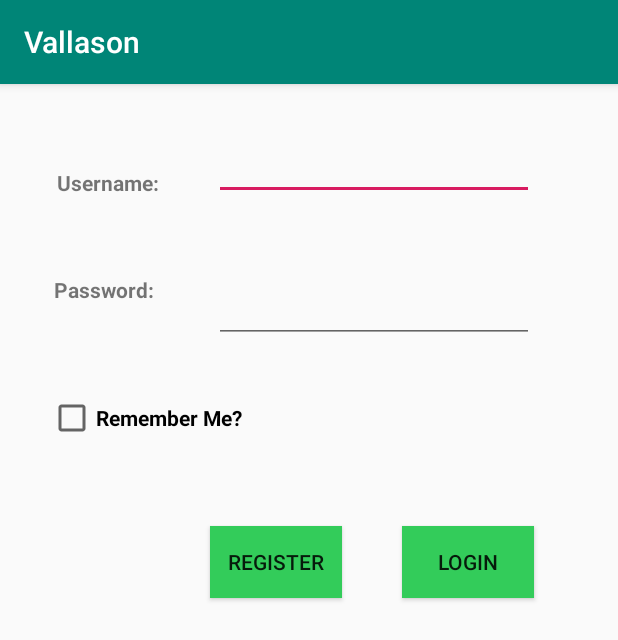
After one commit to isilbolatbas/NavigationDrawer, an Android app: the fragment LoginFragment shown on its own in the app's theme, on a phone screen of 412 x 824 dp. The commit adds this screen. Shown: the top 640 px of the screen. Run offline under Robolectric (Android 15) with nearby library versions, the phone set to English and light mode, and no system bars.

Commit message:
login and register with fragment transaction

```diff
--- a/app/build.gradle
+++ b/app/build.gradle
@@ -33,5 +33,11 @@ android {
         androidTestImplementation 'androidx.test.espresso:espresso-core:3.2.0'
         implementation 'androidx.room:room-runtime:2.1.0'
         annotationProcessor 'androidx.room:room-compiler:2.1.0'
-       }
+    }
 }
+
+dependencies {
+    implementation 'androidx.legacy:legacy-support-v4:+'
+    implementation 'androidx.appcompat:appcompat:1.0.2'
+    implementation 'androidx.constraintlayout:constraintlayout:1.1.3'
+}
--- a/app/src/main/AndroidManifest.xml
+++ b/app/src/main/AndroidManifest.xml
@@ -5,14 +5,16 @@
     <uses-permission android:name="android.permission.ACCESS_FINE_LOCATION" />
 
     <application
+        android:name=".MyApp"
         android:allowBackup="true"
         android:icon="@mipmap/ic_launcher"
         android:label="@string/app_name"
         android:roundIcon="@mipmap/ic_launcher_round"
         android:supportsRtl="true"
-        android:theme="@style/AppTheme"
-        android:name=".MyApp">
-
+        android:theme="@style/AppTheme">
+        <activity android:name=".MainActivity"
+            android:label="@string/app_name"
+            android:theme="@style/AppTheme.NoActionBar"></activity>
         <!--
              The API key for Google Maps-based APIs is defined as a string resource.
              (See the file "res/values/google_maps_api.xml").
@@ -26,7 +28,7 @@
             android:value="@string/google_maps_key" />
 
         <activity
-            android:name=".MainActivity"
+            android:name=".LoginRegisterActivity"
             android:label="@string/app_name"
             android:theme="@style/AppTheme.NoActionBar">
             <intent-filter>
--- a/app/src/main/java/com/example/vallason/Location.java
+++ b/app/src/main/java/com/example/vallason/Location.java
@@ -7,7 +7,7 @@ import androidx.room.PrimaryKey;
 
 public class Location {
 
-    @PrimaryKey(autoGenerate = true)
+
     @ColumnInfo(name= "lng")
     private double lng;
     @ColumnInfo(name= "lat")
--- /dev/null
+++ b/app/src/main/java/com/example/vallason/LoginFragment.java
@@ -0,0 +1,67 @@
+package com.example.vallason;
+
+
+import android.content.Intent;
+import android.os.Bundle;
+
+import androidx.fragment.app.Fragment;
+import androidx.fragment.app.FragmentManager;
+import androidx.fragment.app.FragmentTransaction;
+
+import android.view.LayoutInflater;
+import android.view.View;
+import android.view.ViewGroup;
+import android.widget.Button;
+
+
+/**
+ * A simple {@link Fragment} subclass.
+ */
+public class LoginFragment extends Fragment {
+
+
+    public LoginFragment() {
+        // Required empty public constructor
+    }
+
+
+    @Override
+    public View onCreateView(LayoutInflater inflater, ViewGroup container,
+                             Bundle savedInstanceState) {
+
+        View v = inflater.inflate(R.layout.fragment_login, container, false);
+
+        Button login = v.findViewById(R.id.logButton);
+        Button register = v.findViewById(R.id.registerButton);
+
+
+
+
+        login.setOnClickListener(new View.OnClickListener() {
+            @Override
+            public void onClick(View view) {
+                Intent intent = new Intent(getActivity(), MainActivity.class);
+                startActivity(intent);
+            }
+        });
+
+
+        register.setOnClickListener(new View.OnClickListener() {
+            @Override
+            public void onClick(View view) {
+
+                FragmentManager manager= getFragmentManager();
+                FragmentTransaction fragmentTransaction = manager.beginTransaction();
+                fragmentTransaction.replace(R.id.linearLogin , new RegisterFragment()).commit();
+
+
+            }
+        });
+
+
+        return v;
+
+
+    }
+
+}
--- a/app/src/main/java/com/example/vallason/MainActivity.java
+++ b/app/src/main/java/com/example/vallason/MainActivity.java
@@ -1,5 +1,6 @@
 package com.example.vallason;
 
+import android.content.Intent;
 import android.os.Bundle;
 import androidx.core.view.GravityCompat;
 import androidx.appcompat.app.ActionBarDrawerToggle;
@@ -105,6 +106,8 @@ public class MainActivity extends AppCompatActivity implements NavigationView.On
         FragmentManager manager = getSupportFragmentManager();
         manager.beginTransaction().replace(R.id.mainLayout, mapFragment).commit();
 
+
+
     }
 
     @Override
--- a/app/src/main/res/layout/activity_main.xml
+++ b/app/src/main/res/layout/activity_main.xml
@@ -6,7 +6,8 @@
     android:layout_width="match_parent"
     android:layout_height="match_parent"
     android:fitsSystemWindows="true"
-    tools:openDrawer="start">
+    tools:openDrawer="start"
+    >
 
     <include
         layout="@layout/app_bar_main"
--- a/app/src/main/res/layout/content_main.xml
+++ b/app/src/main/res/layout/content_main.xml
@@ -18,9 +18,6 @@
         tools:layout_editor_absoluteY="8dp">
 
 
-
-
-
     </LinearLayout>
 
 
--- /dev/null
+++ b/app/src/main/res/layout/fragment_login.xml
@@ -0,0 +1,103 @@
+<?xml version="1.0" encoding="utf-8"?>
+<androidx.constraintlayout.widget.ConstraintLayout xmlns:android="http://schemas.android.com/apk/res/android"
+    xmlns:app="http://schemas.android.com/apk/res-auto"
+    xmlns:tools="http://schemas.android.com/tools"
+    android:orientation="vertical"
+    android:layout_width="match_parent"
+    android:layout_height="match_parent"
+    tools:context=".LoginRegisterActivity"
+    android:id="@+id/linearLogin">
+
+
+
+
+
+    <EditText
+        android:id="@+id/userEdit"
+        android:layout_width="wrap_content"
+        android:layout_height="wrap_content"
+        android:layout_marginStart="8dp"
+        android:layout_marginTop="32dp"
+        android:layout_marginEnd="8dp"
+        android:ems="10"
+        android:inputType="textPersonName"
+        app:layout_constraintEnd_toEndOf="parent"
+        app:layout_constraintHorizontal_bias="0.736"
+        app:layout_constraintStart_toStartOf="parent"
+        app:layout_constraintTop_toTopOf="parent" />
+
+    <CheckBox
+        android:id="@+id/rememberCheck"
+        android:layout_width="wrap_content"
+        android:layout_height="wrap_content"
+        android:layout_marginStart="32dp"
+        android:layout_marginTop="60dp"
+        android:text="Remember Me?"
+        android:textStyle="bold"
+        app:layout_constraintStart_toStartOf="parent"
+        app:layout_constraintTop_toBottomOf="@+id/passTextView" />
+
+    <Button
+        android:id="@+id/logButton"
+        android:layout_width="wrap_content"
+        android:layout_height="wrap_content"
+        android:layout_marginTop="56dp"
+        android:layout_marginEnd="56dp"
+        android:background="#33cc5a"
+        android:text="LOGIN"
+        app:layout_constraintEnd_toEndOf="parent"
+        app:layout_constraintTop_toBottomOf="@+id/rememberCheck" />
+
+    <TextView
+        android:id="@+id/usernameTv"
+        android:layout_width="wrap_content"
+        android:layout_height="wrap_content"
+        android:layout_marginStart="8dp"
+        android:layout_marginTop="56dp"
+        android:layout_marginEnd="8dp"
+        android:text="Username:"
+        android:textStyle="bold"
+        app:layout_constraintEnd_toStartOf="@+id/userEdit"
+        app:layout_constraintHorizontal_bias="0.508"
+        app:layout_constraintStart_toStartOf="parent"
+        app:layout_constraintTop_toTopOf="parent" />
+
+    <EditText
+        android:id="@+id/editText"
+        android:layout_width="wrap_content"
+        android:layout_height="wrap_content"
+        android:layout_marginTop="8dp"
+        android:layout_marginEnd="56dp"
+        android:layout_marginBottom="24dp"
+        android:ems="10"
+        android:inputType="textPassword"
+        app:layout_constraintBottom_toTopOf="@+id/rememberCheck"
+        app:layout_constraintEnd_toEndOf="parent"
+        app:layout_constraintTop_toBottomOf="@+id/userEdit"
+        app:layout_constraintVertical_bias="0.807" />
+
+    <TextView
+        android:id="@+id/passTextView"
+        android:layout_width="wrap_content"
+        android:layout_height="wrap_content"
+        android:layout_marginTop="52dp"
+        android:layout_marginEnd="40dp"
+        android:text="Password:"
+        android:textStyle="bold"
+        app:layout_constraintEnd_toStartOf="@+id/editText"
+        app:layout_constraintTop_toBottomOf="@+id/usernameTv" />
+
+    <Button
+        android:id="@+id/registerButton"
+        android:layout_width="wrap_content"
+        android:layout_height="wrap_content"
+        android:layout_marginStart="140dp"
+        android:layout_marginTop="56dp"
+        android:layout_marginEnd="8dp"
+        android:background="#33cc5a"
+        android:text="Register"
+        app:layout_constraintEnd_toStartOf="@+id/loginButton"
+        app:layout_constraintHorizontal_bias="0.822"
+        app:layout_constraintStart_toStartOf="parent"
+        app:layout_constraintTop_toBottomOf="@+id/rememberCheck" />
+</androidx.constraintlayout.widget.ConstraintLayout>
--- a/app/src/main/res/values/strings.xml
+++ b/app/src/main/res/values/strings.xml
@@ -16,7 +16,8 @@
     <string name="title_activity_maps">Map</string>
 
 
-    <string name="title"  >TYPE</string>
+    <string name="title">TYPE</string>
+    <string name="my_text">Register <u>in here</u></string>
 
     <array name="Secenek">
 
@@ -27,4 +28,7 @@
         <item>other</item>
 
     </array>
+
+    <!-- TODO: Remove or change this placeholder text -->
+    <string name="hello_blank_fragment">Hello blank fragment</string>
 </resources>
```
